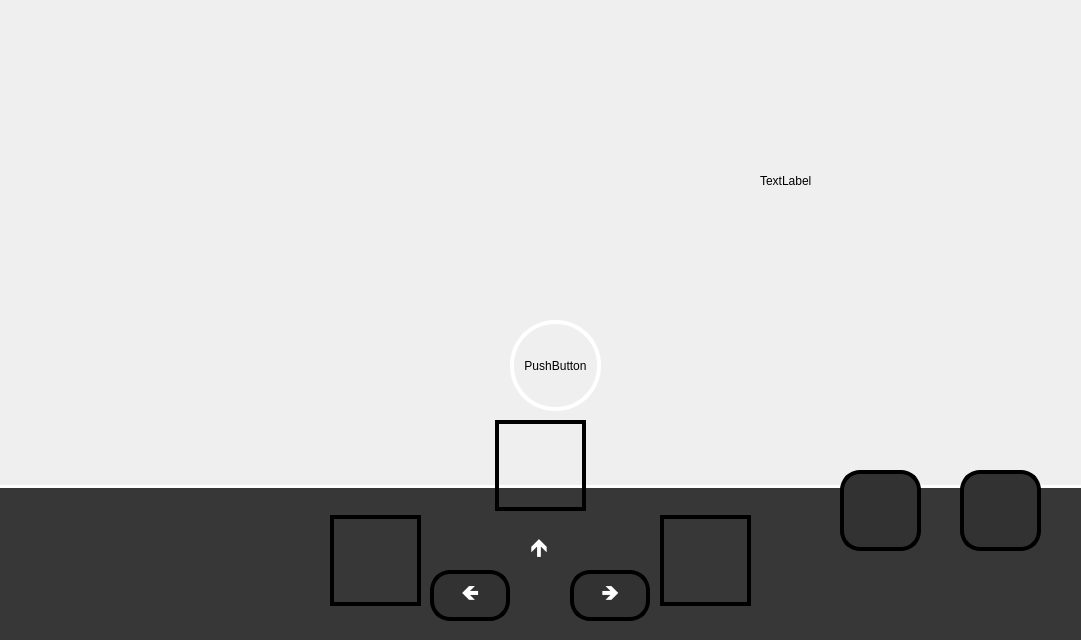
Above: gamewindow.ui from lukashenkkko/Black_Jack before the change. Below: the same form after it.
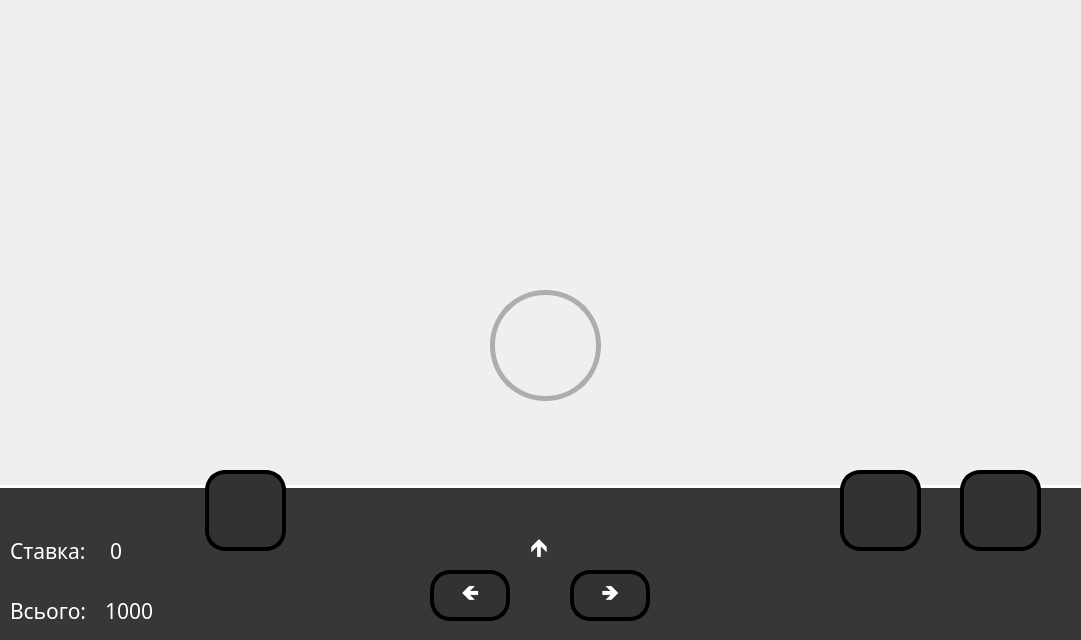
That is the form after the change. Icons and pictures are not drawn.

```diff
--- a/gamewindow.ui
+++ b/gamewindow.ui
@@ -42,19 +42,29 @@
   <widget class="QPushButton" name="pushButton_6">
    <property name="geometry">
     <rect>
-     <x>510</x>
-     <y>320</y>
-     <width>91</width>
-     <height>91</height>
+     <x>490</x>
+     <y>290</y>
+     <width>111</width>
+     <height>111</height>
     </rect>
    </property>
+   <property name="cursor">
+    <cursorShape>PointingHandCursor</cursorShape>
+   </property>
    <property name="styleSheet">
-    <string notr="true"> border: 4px solid white;
-  border-radius: 45px;
-  padding: 10px;</string>
+    <string notr="true">QPushButton
+{
+ border: 5px solid;
+border-color: rgb(173, 173, 173);
+  border-radius: 55px;
+  padding: 10px;
+}
+QPushButton:hover{
+	border-color: rgb(255, 255, 255);
+}</string>
    </property>
    <property name="text">
-    <string>PushButton</string>
+    <string/>
    </property>
   </widget>
   <widget class="QLabel" name="label_coin1">
@@ -67,8 +77,7 @@
     </rect>
    </property>
    <property name="styleSheet">
-    <string notr="true"> border: 4px solid black;
-
+    <string notr="true">
 </string>
    </property>
    <property name="text">
@@ -85,7 +94,7 @@
     </rect>
    </property>
    <property name="styleSheet">
-    <string notr="true"> border: 4px solid black;
+    <string notr="true">
 
 </string>
    </property>
@@ -103,8 +112,7 @@
     </rect>
    </property>
    <property name="styleSheet">
-    <string notr="true"> border: 4px solid black;
-
+    <string notr="true">
 </string>
    </property>
    <property name="text">
@@ -121,7 +129,7 @@
     </rect>
    </property>
    <property name="styleSheet">
-    <string notr="true"> border: 4px solid black;
+    <string notr="true">
 
 </string>
    </property>
@@ -139,9 +147,7 @@
     </rect>
    </property>
    <property name="styleSheet">
-    <string notr="true"> border: 4px solid black;
-
-</string>
+    <string notr="true"/>
    </property>
    <property name="text">
     <string/>
@@ -157,8 +163,7 @@
     </rect>
    </property>
    <property name="styleSheet">
-    <string notr="true"> border: 4px solid black;
-
+    <string notr="true">
 </string>
    </property>
    <property name="text">
@@ -379,11 +384,178 @@
     </rect>
    </property>
    <property name="text">
-    <string>TextLabel</string>
+    <string/>
+   </property>
+  </widget>
+  <widget class="QLabel" name="label">
+   <property name="geometry">
+    <rect>
+     <x>490</x>
+     <y>280</y>
+     <width>91</width>
+     <height>91</height>
+    </rect>
+   </property>
+   <property name="text">
+    <string/>
+   </property>
+  </widget>
+  <widget class="QLabel" name="label_2">
+   <property name="geometry">
+    <rect>
+     <x>501</x>
+     <y>300</y>
+     <width>91</width>
+     <height>91</height>
+    </rect>
+   </property>
+   <property name="text">
+    <string/>
+   </property>
+  </widget>
+  <widget class="QPushButton" name="pushButton_play">
+   <property name="geometry">
+    <rect>
+     <x>205</x>
+     <y>470</y>
+     <width>81</width>
+     <height>81</height>
+    </rect>
+   </property>
+   <property name="styleSheet">
+    <string notr="true">QPushButton
+{
+ border: 4px solid black;
+  border-radius: 20px;
+  padding: 10px;
+background-color: rgb(50, 50, 50);
+	font: 900 16pt &quot;Segoe UI Black&quot;;
+  font: black;
+}
+
+QPushButton:hover{
+background-color: rgb(40, 40, 40);
+}
+
+QPushButton:pressed{
+background-color: rgb(30, 30, 30);
+}</string>
+   </property>
+   <property name="text">
+    <string/>
+   </property>
+   <property name="icon">
+    <iconset resource="Image.qrc">
+     <normaloff>:/pht/image/play.png</normaloff>:/pht/image/play.png</iconset>
+   </property>
+   <property name="iconSize">
+    <size>
+     <width>70</width>
+     <height>55</height>
+    </size>
+   </property>
+  </widget>
+  <widget class="QLabel" name="label_all">
+   <property name="geometry">
+    <rect>
+     <x>10</x>
+     <y>590</y>
+     <width>91</width>
+     <height>41</height>
+    </rect>
+   </property>
+   <property name="font">
+    <font>
+     <family>Rubik Bubbles</family>
+     <pointsize>16</pointsize>
+     <italic>false</italic>
+     <bold>false</bold>
+    </font>
+   </property>
+   <property name="styleSheet">
+    <string notr="true">color: rgb(255, 255, 255);
+font: 16pt &quot;Rubik Bubbles&quot;;</string>
+   </property>
+   <property name="text">
+    <string>Всього:</string>
+   </property>
+  </widget>
+  <widget class="QLabel" name="label_bet">
+   <property name="geometry">
+    <rect>
+     <x>10</x>
+     <y>530</y>
+     <width>91</width>
+     <height>41</height>
+    </rect>
+   </property>
+   <property name="font">
+    <font>
+     <family>Rubik Bubbles</family>
+     <pointsize>16</pointsize>
+     <italic>false</italic>
+     <bold>false</bold>
+    </font>
+   </property>
+   <property name="styleSheet">
+    <string notr="true">color: rgb(255, 255, 255);
+font: 16pt &quot;Rubik Bubbles&quot;;</string>
+   </property>
+   <property name="text">
+    <string>Ставка:</string>
+   </property>
+  </widget>
+  <widget class="QLabel" name="label_bet_number">
+   <property name="geometry">
+    <rect>
+     <x>110</x>
+     <y>530</y>
+     <width>161</width>
+     <height>41</height>
+    </rect>
+   </property>
+   <property name="font">
+    <font>
+     <family>Rubik Bubbles</family>
+     <pointsize>16</pointsize>
+     <italic>false</italic>
+     <bold>false</bold>
+    </font>
+   </property>
+   <property name="styleSheet">
+    <string notr="true">color: rgb(255, 255, 255);
+font: 16pt &quot;Rubik Bubbles&quot;;</string>
+   </property>
+   <property name="text">
+    <string>0</string>
+   </property>
+  </widget>
+  <widget class="QLabel" name="label_all_number">
+   <property name="geometry">
+    <rect>
+     <x>105</x>
+     <y>590</y>
+     <width>161</width>
+     <height>41</height>
+    </rect>
+   </property>
+   <property name="font">
+    <font>
+     <family>Rubik Bubbles</family>
+     <pointsize>16</pointsize>
+     <italic>false</italic>
+     <bold>false</bold>
+    </font>
+   </property>
+   <property name="styleSheet">
+    <string notr="true">color: rgb(255, 255, 255);
+font: 16pt &quot;Rubik Bubbles&quot;;</string>
+   </property>
+   <property name="text">
+    <string>1000</string>
    </property>
   </widget>
   <zorder>label_background</zorder>
-  <zorder>pushButton_6</zorder>
   <zorder>label_panel</zorder>
   <zorder>pushButton_menu</zorder>
   <zorder>pushButton_sound</zorder>
@@ -397,6 +569,14 @@
   <zorder>pushButton_left</zorder>
   <zorder>label_arrow</zorder>
   <zorder>card_side</zorder>
+  <zorder>label</zorder>
+  <zorder>label_2</zorder>
+  <zorder>pushButton_6</zorder>
+  <zorder>pushButton_play</zorder>
+  <zorder>label_all</zorder>
+  <zorder>label_bet</zorder>
+  <zorder>label_bet_number</zorder>
+  <zorder>label_all_number</zorder>
  </widget>
  <resources>
   <include location="Image.qrc"/>
```
